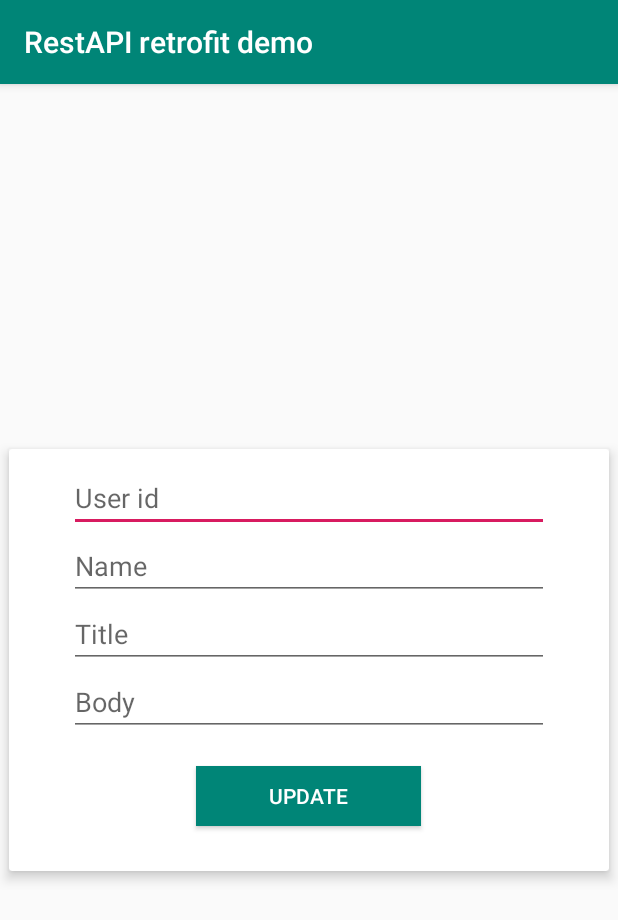
After one commit to AshrafulMarufAnik/RestApiRetrofitDemo, an Android app: the UpdateDataActivity screen opened directly, with no data from a screen before it, on a phone screen of 412 x 824 dp. The commit adds this screen. Shown: the top 920 px of the screen. Run offline under Robolectric (Android 15) with nearby library versions, the phone set to English and light mode, and no system bars; our stand-ins replace Volley; network calls fail.

Commit message:
update operation

```diff
--- /dev/null
+++ b/app/src/main/java/com/example/restapiretrofitdemo/UpdateDataActivity.java
@@ -0,0 +1,114 @@
+package com.example.restapiretrofitdemo;
+
+import androidx.appcompat.app.AppCompatActivity;
+
+import android.content.Intent;
+import android.os.Bundle;
+import android.util.Log;
+import android.view.View;
+import android.widget.Button;
+import android.widget.EditText;
+import android.widget.Toast;
+
+import com.android.volley.Request;
+import com.android.volley.RequestQueue;
+import com.android.volley.VolleyError;
+import com.android.volley.toolbox.JsonObjectRequest;
+import com.android.volley.toolbox.Volley;
+
+import org.json.JSONException;
+import org.json.JSONObject;
+
+public class UpdateDataActivity extends AppCompatActivity {
+    private EditText updateET1,updateET2,updateET3,updateET4;
+    private Button updateBTN;
+    private String userId,name,title,body,status;
+    private RequestQueue requestQueue;
+
+    @Override
+    protected void onCreate(Bundle savedInstanceState) {
+        super.onCreate(savedInstanceState);
+        setContentView(R.layout.activity_update_data);
+
+        init();
+        requestQueue = Volley.newRequestQueue(this);
+
+        if(getIntent().getExtras()!=null){
+            userId = getIntent().getStringExtra("userId");
+            name = getIntent().getStringExtra("name");
+            title = getIntent().getStringExtra("title");
+            body = getIntent().getStringExtra("body");
+            status = getIntent().getStringExtra("status");
+
+            updateET1.setText(userId);
+            updateET2.setText(name);
+            updateET3.setText(title);
+            updateET4.setText(body);
+        }
+
+        updateBTN.setOnClickListener(new View.OnClickListener() {
+            @Override
+            public void onClick(View v) {
+                String userId = updateET1.getText().toString();
+                String name = updateET1.getText().toString();
+                String title = updateET1.getText().toString();
+                String body = updateET1.getText().toString();
+
+                if(userId != null && name != null && title!= null && body != null){
+                    try {
+                        updateDataToApi(userId,name,title,body,status);
+
+                    } catch (JSONException e) {
+                        e.printStackTrace();
+                    }
+                }
+                else {
+                    Toast.makeText(UpdateDataActivity.this, "No data to update", Toast.LENGTH_SHORT).show();
+                }
+            }
+        });
+
+    }
+
+    private void updateDataToApi(String userId, String name, String title, String body, String status) throws JSONException {
+        String POST_URL = "http://192.168.11.216:80/api/user/update.php";
+
+        JSONObject jsonBody = new JSONObject();
+        jsonBody.put("userId", userId);
+        jsonBody.put("name", name);
+        jsonBody.put("title", title);
+        jsonBody.put("body", body);
+        jsonBody.put("status", status);
+
+        JsonObjectRequest jsonObjectRequest = new JsonObjectRequest(Request.Method.POST, POST_URL, jsonBody,
+                new com.android.volley.Response.Listener<JSONObject>() {
+                    @Override
+                    public void onResponse(JSONObject response) {
+                        Toast.makeText(UpdateDataActivity.this, "Update POST: "+response.toString(), Toast.LENGTH_SHORT).show();
+                        Log.d("Update POST status: ",response.toString());
+
+                        Intent intent = new Intent(UpdateDataActivity.this,MainActivity.class);
+                        intent.addFlags(Intent.FLAG_ACTIVITY_CLEAR_TASK);
+                        startActivity(intent);
+                        finish();
+
+                    }
+                }, new com.android.volley.Response.ErrorListener() {
+            @Override
+            public void onErrorResponse(VolleyError error) {
+                Toast.makeText(UpdateDataActivity.this, "POST Error: "+error.getMessage(), Toast.LENGTH_SHORT).show();
+                error.printStackTrace();
+            }
+        });
+
+        requestQueue.add(jsonObjectRequest);
+    }
+
+    private void init() {
+        updateET1 = findViewById(R.id.updateET1);
+        updateET2 = findViewById(R.id.updateET2);
+        updateET3 = findViewById(R.id.updateET3);
+        updateET4 = findViewById(R.id.updateET4);
+        updateBTN = findViewById(R.id.updateBTN);
+    }
+}
--- /dev/null
+++ b/app/src/main/res/layout/activity_update_data.xml
@@ -0,0 +1,70 @@
+<?xml version="1.0" encoding="utf-8"?>
+<RelativeLayout xmlns:android="http://schemas.android.com/apk/res/android"
+    xmlns:app="http://schemas.android.com/apk/res-auto"
+    xmlns:tools="http://schemas.android.com/tools"
+    android:layout_width="match_parent"
+    android:layout_height="match_parent"
+    tools:context=".UpdateDataActivity">
+
+    <androidx.cardview.widget.CardView
+        android:layout_width="match_parent"
+        android:layout_height="wrap_content"
+        app:cardUseCompatPadding="true"
+        android:layout_centerInParent="true"
+        app:cardElevation="5dp">
+
+        <LinearLayout
+            android:layout_width="match_parent"
+            android:layout_height="wrap_content"
+            android:orientation="vertical"
+            android:padding="10dp"
+            android:layout_centerInParent="true">
+
+            <EditText
+                android:layout_width="match_parent"
+                android:layout_height="wrap_content"
+                android:layout_marginLeft="30dp"
+                android:layout_marginRight="30dp"
+                android:hint="User id"
+                android:id="@+id/updateET1"/>
+
+            <EditText
+                android:layout_width="match_parent"
+                android:layout_height="wrap_content"
+                android:layout_marginLeft="30dp"
+                android:layout_marginRight="30dp"
+                android:hint="Name"
+                android:id="@+id/updateET2"/>
+
+            <EditText
+                android:layout_width="match_parent"
+                android:layout_height="wrap_content"
+                android:layout_marginLeft="30dp"
+                android:layout_marginRight="30dp"
+                android:hint="Title"
+                android:id="@+id/updateET3"/>
+
+            <EditText
+                android:layout_width="match_parent"
+                android:layout_height="wrap_content"
+                android:layout_marginLeft="30dp"
+                android:layout_marginRight="30dp"
+                android:hint="Body"
+                android:id="@+id/updateET4"/>
+
+            <Button
+                android:layout_width="150dp"
+                android:layout_height="40dp"
+                android:text="Update"
+                android:id="@+id/updateBTN"
+                android:background="@color/colorPrimary"
+                android:textColor="#FFFFFF"
+                android:layout_gravity="center"
+                android:layout_marginTop="20dp"
+                android:layout_marginBottom="20dp"/>
+
+        </LinearLayout>
+
+    </androidx.cardview.widget.CardView>
+
+</RelativeLayout>
```
Also changed, not shown: app/src/main/AndroidManifest.xml (+6 -5 lines), app/src/main/java/com/example/restapiretrofitdemo/MainActivity.java (+4 -4 lines), app/src/main/java/com/example/restapiretrofitdemo/UserAdapter.java (+46 -11 lines).
